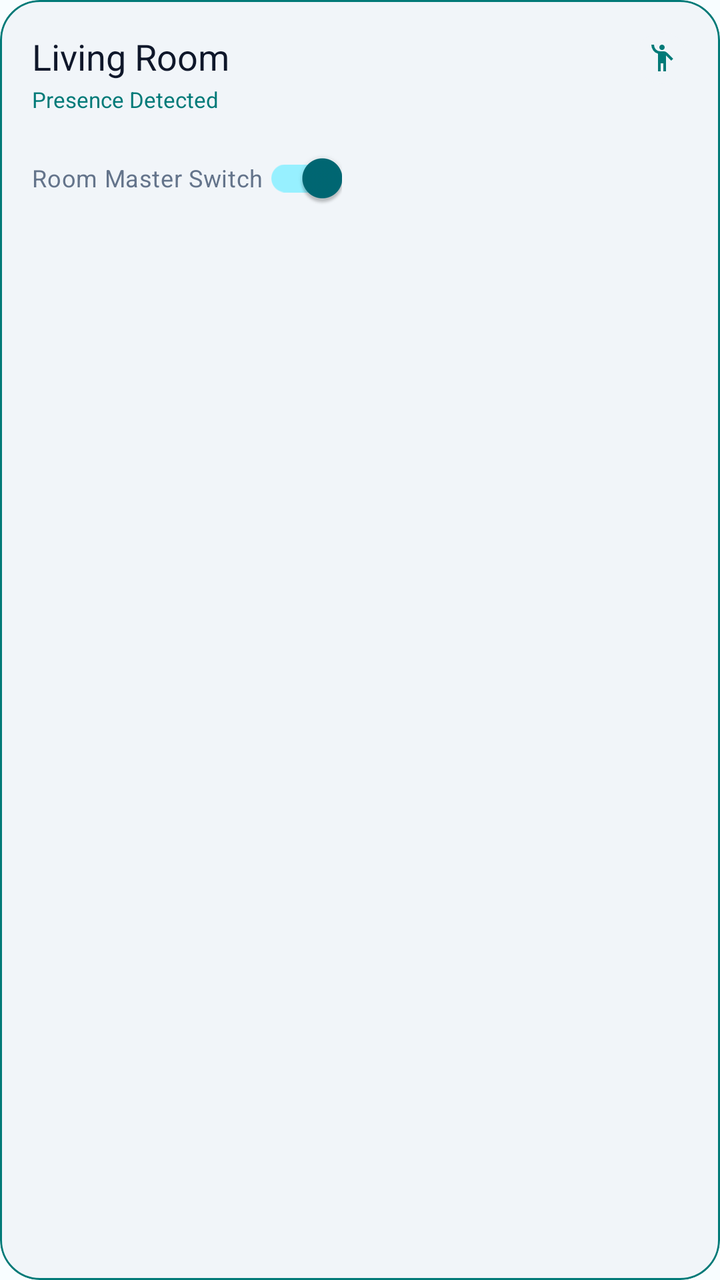
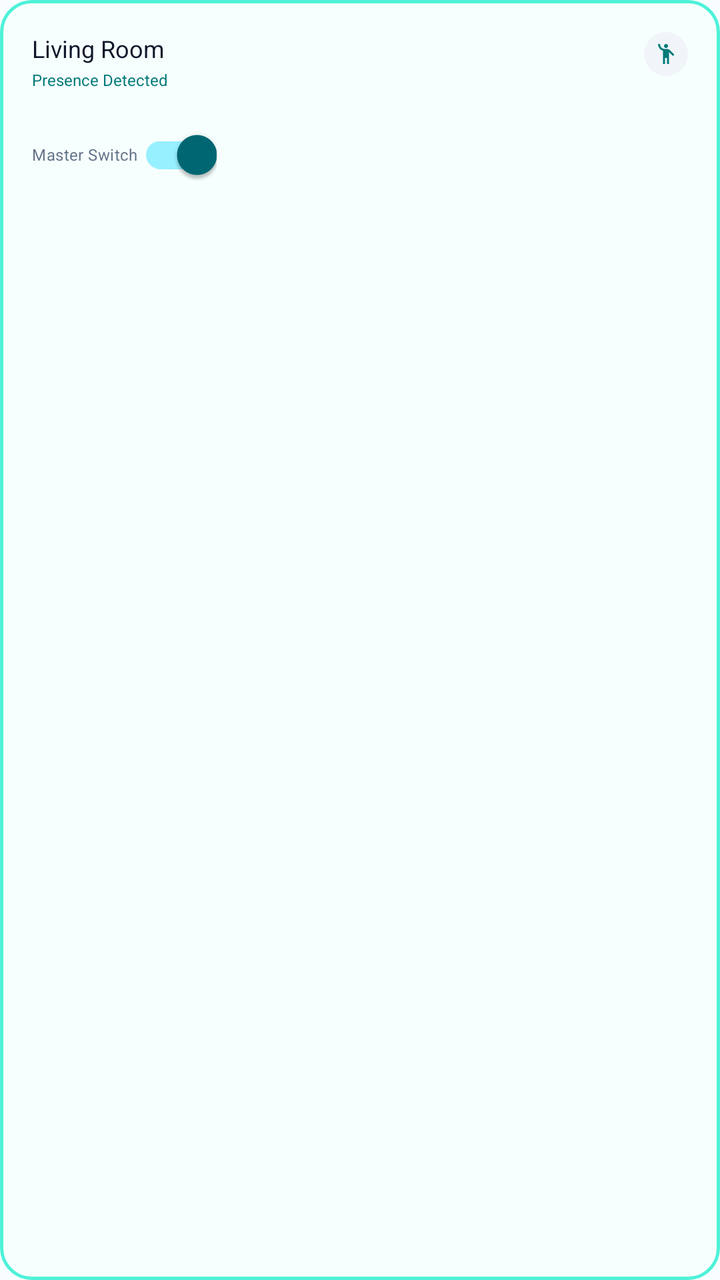

Before-and-after screenshots of an Android layout around one commit, followed by the original layout XML and the change that was made.
<!-- AndroidManifest.xml: application theme Theme.SmartHome -->
<!-- res/layout/item_room_card.xml -->
<?xml version="1.0" encoding="utf-8"?>

<com.google.android.material.card.MaterialCardView xmlns:android="http://schemas.android.com/apk/res/android"
    xmlns:app="http://schemas.android.com/apk/res-auto"
    xmlns:tools="http://schemas.android.com/tools"
    android:id="@+id/cardRoomContainer"
    android:layout_width="match_parent"
    android:layout_height="wrap_content"
    android:layout_margin="6dp"
    app:cardBackgroundColor="#F1F5F9"
    app:cardCornerRadius="20dp"
    app:cardElevation="0dp"
    app:strokeColor="@color/primary_teal"
    app:strokeWidth="1dp">

    <RelativeLayout
        android:layout_width="match_parent"
        android:layout_height="wrap_content"
        android:minHeight="130dp"
        android:padding="16dp">

        
        <TextView
            android:id="@+id/tvRoomName"
            android:layout_width="wrap_content"
            android:layout_height="wrap_content"
            android:layout_alignParentStart="true"
            android:layout_alignParentTop="true"
            android:text="Living Room"
            android:textColor="@color/text_primary"
            android:textSize="18sp"
            tools:fontFamily="@font/poppins_semibold" />

        
        <ImageView
            android:id="@+id/ivPresenceIcon"
            android:layout_width="26dp"
            android:layout_height="26dp"
            android:layout_alignParentEnd="true"
            android:layout_alignParentTop="true"
            android:background="@drawable/bg_icon_circle"
            android:contentDescription="Presence Sensor"
            android:padding="5dp"
            android:src="@drawable/outline_emoji_people_24"
            app:tint="@color/primary_teal" />

        
        <TextView
            android:id="@+id/tvRoomStatus"
            android:layout_width="wrap_content"
            android:layout_height="wrap_content"
            android:layout_below="@id/tvRoomName"
            android:layout_marginTop="2dp"
            android:text="Presence Detected"
            android:textColor="@color/primary_teal"
            android:textSize="11sp"
            />

        
        <com.google.android.material.switchmaterial.SwitchMaterial
            android:id="@+id/switchMasterRoom"
            android:layout_width="wrap_content"
            android:layout_height="wrap_content"
            android:layout_below="@id/tvRoomStatus"
            android:layout_marginTop="8dp"
            android:checked="true"
            android:text="Room Master Switch"
            android:textColor="@color/text_secondary"
            android:textSize="12sp"
            app:useMaterialThemeColors="true" />

        
        <LinearLayout
            android:id="@+id/layoutActiveDevices"
            android:layout_width="wrap_content"
            android:layout_height="wrap_content"
            android:layout_alignParentBottom="true"
            android:layout_alignParentStart="true"
            android:layout_marginTop="12dp"
            android:gravity="center_vertical"
            android:orientation="horizontal"/>


    </RelativeLayout>
</com.google.android.material.card.MaterialCardView>
<!-- resources referenced by this layout -->
<resources>
  <color name="primary_teal">#007A78</color>
  <color name="text_primary">#0F172A</color>
  <color name="text_secondary">#64748B</color>
  <!-- drawable bg_icon_circle (drawable) -->
  <?xml version="1.0" encoding="utf-8"?>
  
  <shape xmlns:android="http://schemas.android.com/apk/res/android">
      <solid android:color="#F1F5F9" />
      <corners android:radius="500dp" />
  </shape>
  <!-- drawable outline_emoji_people_24 (drawable) -->
  <vector xmlns:android="http://schemas.android.com/apk/res/android" android:height="24dp" android:tint="#000000" android:viewportHeight="960" android:viewportWidth="960" android:width="24dp">
        
      <path android:fillColor="@android:color/white" android:pathData="M360,880L360,351Q269,327 214.5,250.5Q160,174 160,80L240,80Q240,163 293.5,221.5Q347,280 430,280L530,280Q560,280 586,291Q612,302 633,323L814,504L758,560L600,402L600,880L520,880L520,640L440,640L440,880L360,880ZM423.5,216.5Q400,193 400,160Q400,127 423.5,103.5Q447,80 480,80Q513,80 536.5,103.5Q560,127 560,160Q560,193 536.5,216.5Q513,240 480,240Q447,240 423.5,216.5Z"/>
      
  </vector>
  <style name="Theme.SmartHome" parent="Base.Theme.SmartHome" />
  <style name="Base.Theme.SmartHome" parent="Theme.Material3.DayNight.NoActionBar">
          
          <item name="colorPrimary">@color/md_theme_light_primary</item>
          <item name="colorOnPrimary">@color/md_theme_light_onPrimary</item>
          <item name="colorPrimaryContainer">@color/md_theme_light_primaryContainer</item>
          <item name="colorOnPrimaryContainer">@color/md_theme_light_onPrimaryContainer</item>
  
          
          <item name="android:windowBackground">@color/md_theme_light_background</item>
          <item name="colorSurface">@color/md_theme_light_surface</item>
          <item name="colorSurfaceContainer">@color/md_theme_light_surfaceContainer</item>
          <item name="colorOnSurface">@color/md_theme_light_onSurface</item>
      </style>
  <color name="md_theme_light_primary">#006874</color>
  <color name="md_theme_light_onPrimary">#FFFFFF</color>
  <color name="md_theme_light_primaryContainer">#97F0FF</color>
  <color name="md_theme_light_onPrimaryContainer">#001F24</color>
  <color name="md_theme_light_background">#F8FDFF</color>
  <color name="md_theme_light_surface">#F8FDFF</color>
  <color name="md_theme_light_surfaceContainer">#E6F4F7</color>
  <color name="md_theme_light_onSurface">#191C1D</color>
</resources>

<!-- the commit's change to res/layout/item_room_card.xml (unified diff, before → after) -->
@@ -6,12 +6,12 @@
     android:id="@+id/cardRoomContainer"
     android:layout_width="match_parent"
     android:layout_height="wrap_content"
-    android:layout_margin="6dp"
-    app:cardBackgroundColor="#F1F5F9"
-    app:cardCornerRadius="20dp"
+    android:layout_margin="3dp"
+    app:cardBackgroundColor="#DCF7FFFE"
+    app:cardCornerRadius="16dp"
     app:cardElevation="0dp"
-    app:strokeColor="@color/primary_teal"
-    app:strokeWidth="1dp">
+    app:strokeColor="@color/md_theme_dark_primary"
+    app:strokeWidth="1.5dp">
 
     <RelativeLayout
         android:layout_width="match_parent"
@@ -28,14 +28,14 @@
             android:layout_alignParentTop="true"
             android:text="Living Room"
             android:textColor="@color/text_primary"
-            android:textSize="18sp"
+            android:textSize="12sp"
             tools:fontFamily="@font/poppins_semibold" />
 
         
         <ImageView
             android:id="@+id/ivPresenceIcon"
-            android:layout_width="26dp"
-            android:layout_height="26dp"
+            android:layout_width="22dp"
+            android:layout_height="22dp"
             android:layout_alignParentEnd="true"
             android:layout_alignParentTop="true"
             android:background="@drawable/bg_icon_circle"
@@ -53,7 +53,7 @@
             android:layout_marginTop="2dp"
             android:text="Presence Detected"
             android:textColor="@color/primary_teal"
-            android:textSize="11sp"
+            android:textSize="8sp"
             />
 
         
@@ -64,9 +64,9 @@
             android:layout_below="@id/tvRoomStatus"
             android:layout_marginTop="8dp"
             android:checked="true"
-            android:text="Room Master Switch"
+            android:text="Master Switch"
             android:textColor="@color/text_secondary"
-            android:textSize="12sp"
+            android:textSize="8sp"
             app:useMaterialThemeColors="true" />
 
         
<!-- resource entries referenced after the edit -->
@@ -1,5 +1,6 @@
 <!-- resources referenced by this layout -->
 <resources>
+  <color name="md_theme_dark_primary">#4EF2D8</color>
   <color name="primary_teal">#007A78</color>
   <color name="text_primary">#0F172A</color>
   <color name="text_secondary">#64748B</color>
